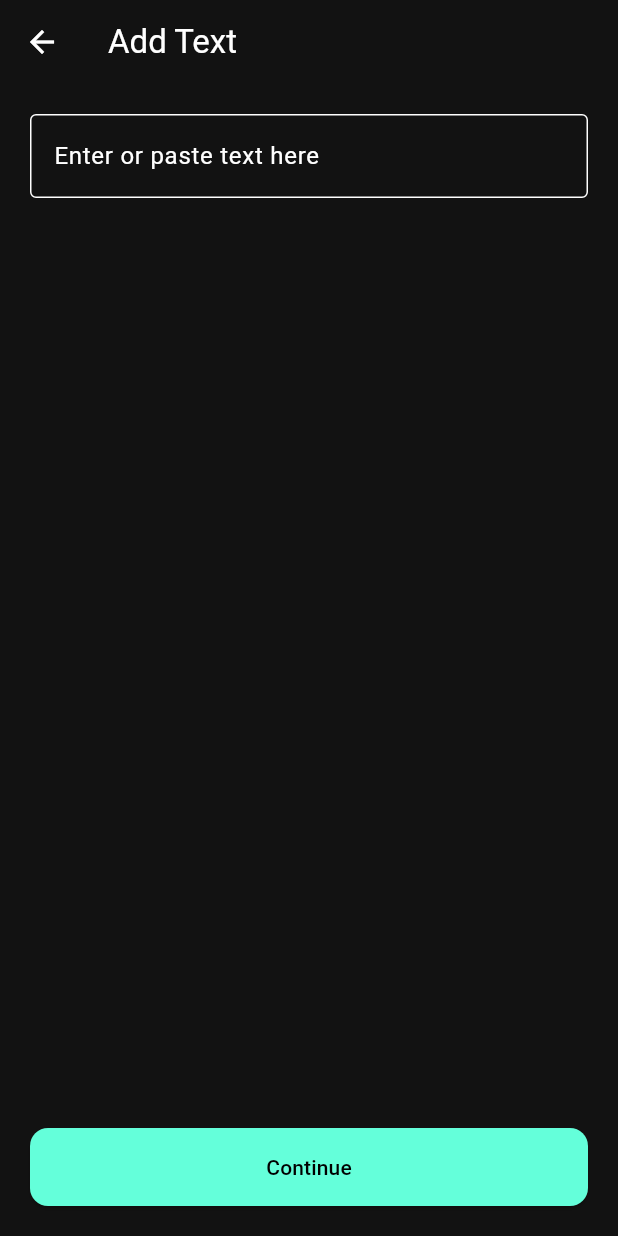
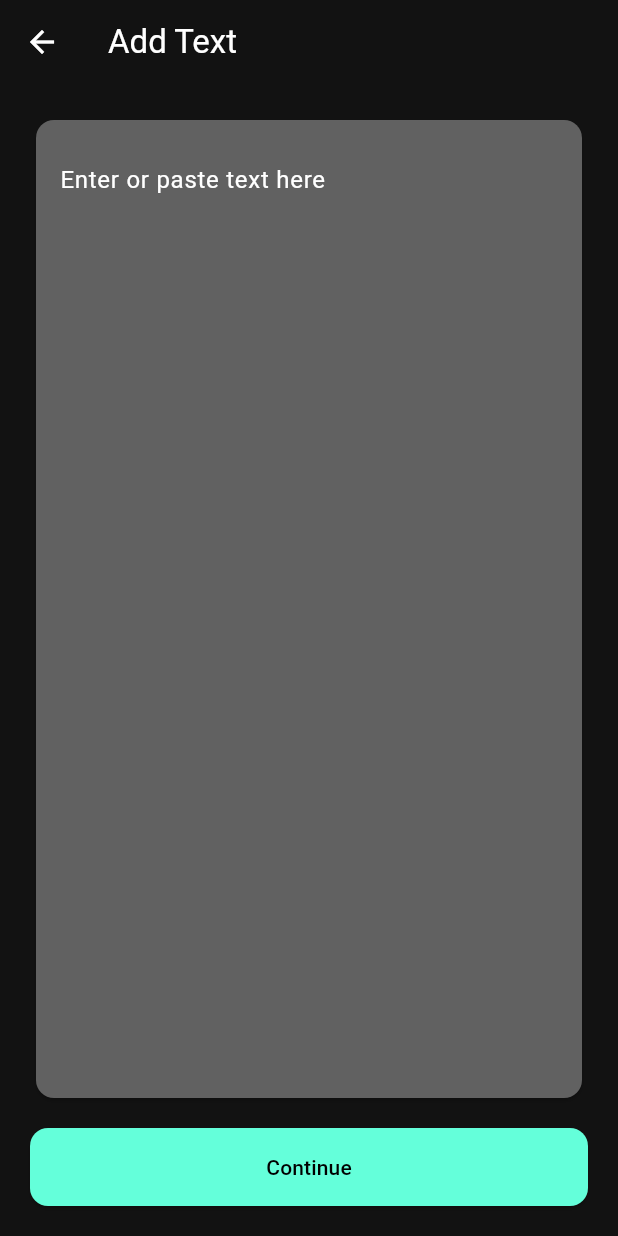
Before and after one commit to AlexPraxedes12/LearnSynth, a Flutter app: the screen it shows after launch, after a tap on "Paste Text", on a phone screen of 412 x 824 dp. Run offline on Flutter 3.47's test engine with Material 3 defaults, Android fonts, the phone set to English and light mode, and no system bars; our stand-ins replace file_picker.

Commit message:
Improve input flow and UI

```diff
--- a/frontend/learnsynth/lib/screens/home_screen.dart
+++ b/frontend/learnsynth/lib/screens/home_screen.dart
@@ -1,11 +1,14 @@
 import 'package:flutter/material.dart';
-import '../widgets/primary_button.dart';
+import 'package:file_picker/file_picker.dart';
+import '../widgets/method_card.dart';
 import '../constants.dart';
 
+// Updated to use MethodCard widgets with file_picker for a more
+// consistent, card-based design similar to the method selection screen.
+
 /// Allows the user to add new content via multiple methods: pasting text,
-/// uploading a PDF, recording audio or uploading a video. Pasting text
-/// first opens a text input screen, while the other actions navigate
-/// directly to the processing screen using named routes.
+/// uploading a PDF, recording audio or uploading a video. Each option now
+/// opens an input picker before showing the processing screen.
 class HomeScreen extends StatelessWidget {
   const HomeScreen({super.key});
 
@@ -15,34 +18,60 @@ class HomeScreen extends StatelessWidget {
       appBar: AppBar(title: const Text('Add Content')),
       body: Padding(
         padding: const EdgeInsets.all(20.0),
-        child: Center(
-          child: SingleChildScrollView(
-            child: Column(
-              crossAxisAlignment: CrossAxisAlignment.stretch,
+        child: ListView(
           children: [
-                PrimaryButton(
-                  label: 'Paste Text',
-                  onPressed: () =>
-                      Navigator.pushNamed(context, Routes.textInput),
+            MethodCard(
+              icon: Icons.text_fields,
+              title: 'Paste Text',
+              description: 'Type or paste plain text.',
+              onTap: () => Navigator.pushNamed(context, Routes.textInput),
             ),
             const SizedBox(height: 16),
-                PrimaryButton(
-                  label: 'Upload PDF',
-                  onPressed: () => Navigator.pushNamed(context, Routes.processing),
+            MethodCard(
+              icon: Icons.picture_as_pdf,
+              title: 'Upload PDF',
+              description: 'Pick a PDF document to analyse.',
+              onTap: () async {
+                final result = await FilePicker.platform.pickFiles(type: FileType.custom, allowedExtensions: ['pdf']);
+                if (result != null && context.mounted) {
+                  ScaffoldMessenger.of(context).showSnackBar(
+                    SnackBar(content: Text('Selected ${result.files.single.name}')),
+                  );
+                  Navigator.pushNamed(context, Routes.processing);
+                }
+              },
             ),
             const SizedBox(height: 16),
-                PrimaryButton(
-                  label: 'Record Audio',
-                  onPressed: () => Navigator.pushNamed(context, Routes.processing),
+            MethodCard(
+              icon: Icons.mic,
+              title: 'Record Audio',
+              description: 'Select an audio file.',
+              onTap: () async {
+                final result = await FilePicker.platform.pickFiles(type: FileType.audio);
+                if (result != null && context.mounted) {
+                  ScaffoldMessenger.of(context).showSnackBar(
+                    SnackBar(content: Text('Selected ${result.files.single.name}')),
+                  );
+                  Navigator.pushNamed(context, Routes.processing);
+                }
+              },
             ),
             const SizedBox(height: 16),
-                PrimaryButton(
-                  label: 'Upload Video',
-                  onPressed: () => Navigator.pushNamed(context, Routes.processing),
+            MethodCard(
+              icon: Icons.video_file,
+              title: 'Upload Video',
+              description: 'Select a video for transcription.',
+              onTap: () async {
+                final result = await FilePicker.platform.pickFiles(type: FileType.video);
+                if (result != null && context.mounted) {
+                  ScaffoldMessenger.of(context).showSnackBar(
+                    SnackBar(content: Text('Selected ${result.files.single.name}')),
+                  );
+                  Navigator.pushNamed(context, Routes.processing);
+                }
+              },
             ),
           ],
-            ),
-          ),
         ),
       ),
     );
--- a/frontend/learnsynth/lib/screens/processing_screen.dart
+++ b/frontend/learnsynth/lib/screens/processing_screen.dart
@@ -19,7 +19,8 @@ class _ProcessingScreenState extends State<ProcessingScreen> {
   @override
   void initState() {
     super.initState();
-    Future.delayed(const Duration(seconds: 3), () {
+    // Shortened delay to keep the demo snappy.
+    Future.delayed(const Duration(seconds: 2), () {
       if (mounted) {
         Navigator.pushNamed(
           context,
--- a/frontend/learnsynth/lib/screens/text_input_screen.dart
+++ b/frontend/learnsynth/lib/screens/text_input_screen.dart
@@ -1,10 +1,14 @@
 import 'package:flutter/material.dart';
 
 import '../widgets/primary_button.dart';
+import '../theme/app_theme.dart';
+
+// Styled text field is wrapped in a Card for better visual hierarchy.
 import '../constants.dart';
 
 /// Provides a multiline text field for users to paste or type text.
-/// Upon continuing the text is passed to the preview screen.
+/// After continuing a short loading screen is shown before
+/// navigating to the analysis stage.
 class TextInputScreen extends StatefulWidget {
   const TextInputScreen({super.key});
 
@@ -21,10 +25,12 @@ class _TextInputScreenState extends State<TextInputScreen> {
     super.dispose();
   }
 
+  // After tapping Continue we show the processing screen for a brief
+  // moment before navigating to analysis.
   void _continue() {
     Navigator.pushNamed(
       context,
-      Routes.preview,
+      Routes.processing,
       arguments: _controller.text,
     );
   }
@@ -39,12 +45,22 @@ class _TextInputScreenState extends State<TextInputScreen> {
           crossAxisAlignment: CrossAxisAlignment.stretch,
           children: [
             Expanded(
-              child: TextField(
-                controller: _controller,
-                maxLines: null,
-                decoration: const InputDecoration(
-                  hintText: 'Enter or paste text here',
-                  border: OutlineInputBorder(),
+              child: Card(
+                color: AppTheme.accentGray,
+                shape: RoundedRectangleBorder(
+                  borderRadius: BorderRadius.circular(12),
+                ),
+                child: Padding(
+                  padding: const EdgeInsets.all(16.0),
+                  child: TextField(
+                    controller: _controller,
+                    maxLines: null,
+                    style: const TextStyle(color: Colors.white),
+                    decoration: const InputDecoration(
+                      hintText: 'Enter or paste text here',
+                      border: InputBorder.none,
+                    ),
+                  ),
                 ),
               ),
             ),
--- a/frontend/learnsynth/pubspec.yaml
+++ b/frontend/learnsynth/pubspec.yaml
@@ -30,6 +30,9 @@ environment:
 dependencies:
   flutter:
     sdk: flutter
+
+  # Allows picking local files for the mocked upload flow.
+  file_picker: ^6.1.1
 
   # The following adds the Cupertino Icons font to your application.
   # Use with the CupertinoIcons class for iOS style icons.
```
Also changed, not shown: frontend/learnsynth/lib/screens/progress_screen.dart (+7 -12 lines). Lines whose indentation alone changed are shown as unchanged.
